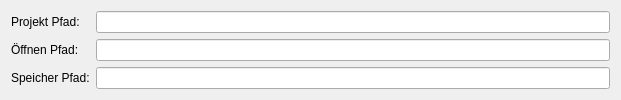
This is som_gui/module/project/qt/SettingsPath.ui in c-mellueh/SOM-Toolkit as Qt 5 draws it before an edit. The edited form follows.
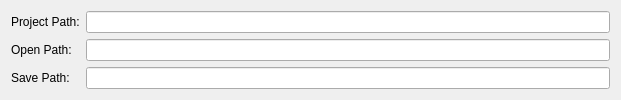
This is the edited form.

What changed in the file:
```diff
--- a/som_gui/module/project/qt/SettingsPath.ui
+++ b/som_gui/module/project/qt/SettingsPath.ui
@@ -17,7 +17,7 @@
             <item row="0" column="0">
                 <widget class="QLabel" name="la_project_path">
                     <property name="text">
-                        <string>Projekt Pfad:</string>
+                        <string>Project Path:</string>
                     </property>
                 </widget>
             </item>
@@ -30,7 +30,7 @@
             <item row="2" column="0">
                 <widget class="QLabel" name="la_save_path">
                     <property name="text">
-                        <string>Speicher Pfad:</string>
+                        <string>Save Path:</string>
                     </property>
                 </widget>
             </item>
@@ -40,7 +40,7 @@
             <item row="1" column="0">
                 <widget class="QLabel" name="la_open_path">
                     <property name="text">
-                        <string>Öffnen Pfad:</string>
+                        <string>Open Path:</string>
                     </property>
                 </widget>
             </item>
```
Left out of the diff: 4 changed lines with no effect on the pictures.
